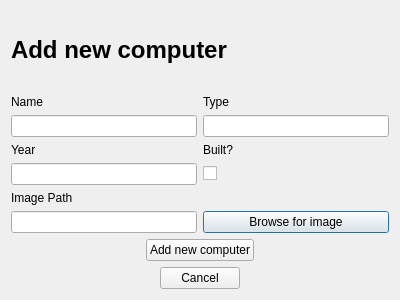
This is addcomputerdialog.ui in DORB/Verkur3GUI as Qt 5 draws it before an edit. The edited form follows.
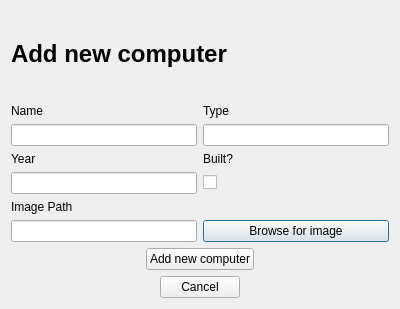
This is the edited form.

What changed in the file:
```diff
--- a/addcomputerdialog.ui
+++ b/addcomputerdialog.ui
@@ -7,7 +7,7 @@
     <x>0</x>
     <y>0</y>
     <width>400</width>
-    <height>300</height>
+    <height>309</height>
    </rect>
   </property>
   <property name="windowTitle">
```
Left out of the diff: 2 changed lines with no effect on the pictures.
